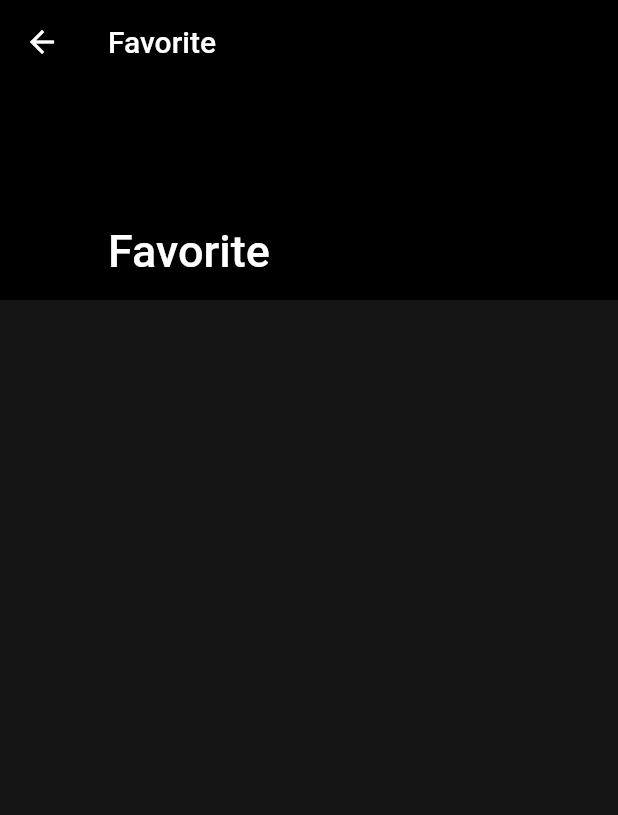
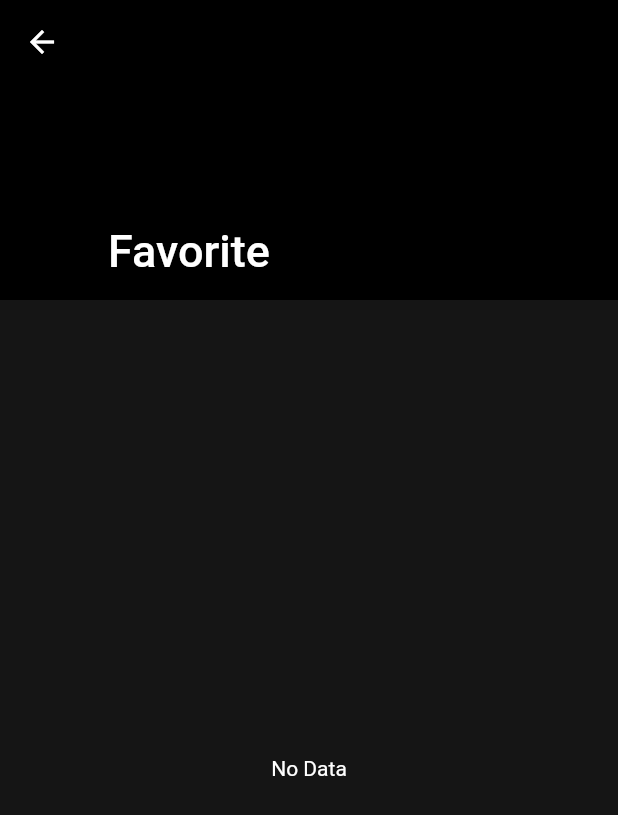
Before and after one commit to amyrmdh/GGame, a Flutter app: the FavoriteScreen screen opened directly, on a phone screen of 412 x 824 dp. Shown: the top 815 px of the screen. Run offline on Flutter 3.47's test engine with Material 2 defaults, Android fonts, the phone set to English and light mode, and no system bars; our stand-ins replace floor, sqflite; missing offline and left inert: linkwell; accounts and stored records are empty; generated files the repository leaves out were written again; network calls fail.

Commit message:
Added Favorite

```diff
--- a/lib/data/local/ggame_dao.dart
+++ b/lib/data/local/ggame_dao.dart
@@ -8,11 +8,11 @@ abstract class GGameDao {
   Future<List<Favorite>> getAllFavorite();
 
   @insert
-  Future<void> insertQrcode(Favorite favorite);
+  Future<void> insertGame(Favorite favorite);
 
-  @Query('SELECT EXISTS(SELECT * FROM ggame WHERE gameId = :gameId)')
-  Future<bool?> isGameFavorite(int gameId);
+  @Query('SELECT * FROM ggame WHERE gameId = :gameId')
+  Future<Favorite?> getFavoriteById(int gameId);
 
-  @Query('DELETE FROM ggame WHERE id = :id')
-  Future<void> deleteFavoriteById(int id);
+  @Query('DELETE FROM ggame WHERE gameId = :gameId')
+  Future<void> deleteFavoriteById(int gameId);
 }
--- a/lib/entity/favorite.dart
+++ b/lib/entity/favorite.dart
@@ -2,11 +2,17 @@ import 'package:floor/floor.dart';
 
 @Entity(tableName: 'ggame')
 class Favorite {
-  @PrimaryKey(autoGenerate: true)
-  final int? id;
+  // @PrimaryKey(autoGenerate: true)
+  // final int? id;
+  @PrimaryKey()
   final int gameId;
   final String? title;
   final String? thumbnail;
 
-  Favorite({this.id, required this.gameId, this.title, this.thumbnail});
+  Favorite({required this.gameId, this.title, this.thumbnail});
+
+  @override
+  String toString() {
+    return "$gameId -> GameId $gameId";
+  }
 }
--- a/lib/entity/game.dart
+++ b/lib/entity/game.dart
@@ -2,6 +2,7 @@ import 'dart:convert';
 
 import 'package:intl/intl.dart';
 
+import 'favorite.dart';
 import 'min_system.dart';
 import 'screenshots.dart';
 
@@ -70,6 +71,8 @@ class Game {
   String toReleaseDate({String? format}) =>
       DateFormat(format ?? 'MMMM yyyy').format(releaseDate!);
 
+  Favorite toFavorite() => Favorite(gameId: id, title: title, thumbnail: thumbnail);
+
   @override
   String toString() {
     return """
--- a/lib/ui/favorite/favorite_screen.dart
+++ b/lib/ui/favorite/favorite_screen.dart
@@ -1,6 +1,7 @@
 import 'package:flutter/material.dart';
 import 'package:ggame/data/local/database.dart';
 import 'package:ggame/entity/favorite.dart';
+import 'package:ggame/ui/favorite/components/item_favorite.dart';
 import 'package:ggame/utils/color_util.dart';
 
 class FavoriteScreen extends StatefulWidget {
@@ -24,28 +25,31 @@ class _FavoriteScreenState extends State<FavoriteScreen> {
 
   @override
   Widget build(BuildContext context) {
-    return SafeArea(
-        child: Scaffold(
+    Size size = MediaQuery.of(context).size;
+    return Scaffold(
         backgroundColor: ColorUtil.background(),
-      body: CustomScrollView(
-        slivers: [
-          SliverAppBar(
-            expandedHeight: 200,
-            title: const Text("Favorite"),
+        body: SafeArea(
+            left: true,
+            right: true,
+            bottom: true,
+            child: NestedScrollView(
+                headerSliverBuilder:
+                    (BuildContext context, bool innerBoxIsScrolled) {
+                  return <Widget>[
+                    const SliverAppBar(
+                      backgroundColor: Colors.black,
+                      expandedHeight: 200.0,
+                      floating: false,
                       pinned: true,
-            leading: IconButton(
-                onPressed: () {},
-                icon: const Icon(
-                  Icons.arrow_back,
-                  color: Colors.white,
-                )),
-            backgroundColor: Colors.black,
-            flexibleSpace: const FlexibleSpaceBar(
-              title: Text("Favorite"),
+                      flexibleSpace: FlexibleSpaceBar(
+                        title: Text(
+                          "Favorite",
                         ),
                       ),
-          SliverFillRemaining(
-            child: FutureBuilder(
+                    ),
+                  ];
+                },
+                body: FutureBuilder(
                     future: _getAllFavorite(),
                     builder: (BuildContext context,
                         AsyncSnapshot<List<Favorite>> snapshot) {
@@ -55,29 +59,46 @@ class _FavoriteScreenState extends State<FavoriteScreen> {
                         if (snapshot.hasError) {
                           return Container();
                         } else {
-                      return RefreshIndicator(
+                          return snapshot.data!.isNotEmpty
+                              ? RefreshIndicator(
                                   child: ListView.builder(
                                       itemCount: snapshot.data?.length,
                                       itemBuilder: (context, i) {
-                            //Favorite favorite = snapshot.data![i];
-                            return const Card();
+                                        Favorite favorite = snapshot.data![i];
+                                        return ItemFavorite(
+                                            favorite: favorite,
+                                            confirmDismiss: (direction) async {
+                                              _deleteFavorite(favorite.gameId);
+                                              setState(() {
+                                                _getAllFavorite();
+                                                ScaffoldMessenger.of(context)
+                                                    .showSnackBar(const SnackBar(
+                                                        content: Text(
+                                                            "Berhasil dihapus")));
+                                              });
+                                            });
                                       }),
-                          onRefresh: () =>
-                              Future.delayed(const Duration(seconds: 2), () {
+                                  onRefresh: () => Future.delayed(
+                                          const Duration(seconds: 2), () {
                                         setState(() {
                                           _getAllFavorite();
                                         });
-                              }));
+                                      }))
+                              : SizedBox(
+                                  width: size.width,
+                                  child: const Center(
+                                      child: Text("No Data",
+                                          style:
+                                              TextStyle(color: Colors.white))),
+                                );
                         }
                       }
-                }),
-          )
-        ],
-      ),
-    ));
+                    }))));
   }
 
-  Future<List<Favorite>> _getAllFavorite() async {
-    return await db.ggameDao.getAllFavorite();
+  Future<List<Favorite>> _getAllFavorite() async =>
+      await db.ggameDao.getAllFavorite();
+
+  Future<void> _deleteFavorite(int gameId) async =>
+      db.ggameDao.deleteFavoriteById(gameId);
 }
-}
--- a/lib/ui/home/components/favorite_btn.dart
+++ b/lib/ui/home/components/favorite_btn.dart
@@ -1,4 +1,6 @@
 import 'package:flutter/material.dart';
+import 'package:ggame/ui/favorite/favorite_screen.dart';
+import 'package:ggame/utils/app_route.dart';
 
 class FavoriteBtn extends StatelessWidget {
   const FavoriteBtn({
@@ -10,9 +12,7 @@ class FavoriteBtn extends StatelessWidget {
     return IconButton(
       iconSize: 35.0,
       splashRadius: 1.0,
-      onPressed: () {
-        // Button Action
-      },
+      onPressed: () => AppRoute.to(const FavoriteScreen()),
       icon: const Icon(
         Icons.favorite,
         color: Colors.white,
--- /dev/null
+++ b/lib/utils/constant.dart
@@ -0,0 +1 @@
+const ggameDb = 'ggame.db';
```
Also changed, not shown: lib/ui/detail/components/body_detail.dart (+9 -22 lines), lib/ui/detail/components/btn_favorite_detail.dart (added, +83 -0 lines), lib/ui/favorite/components/item_favorite.dart (added, +87 -0 lines), lib/data/local/database.g.dart. Lines whose indentation alone changed are shown as unchanged.
